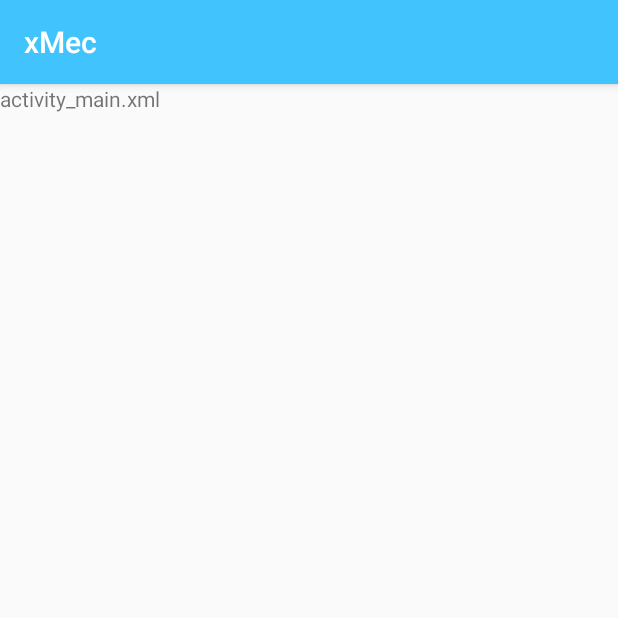
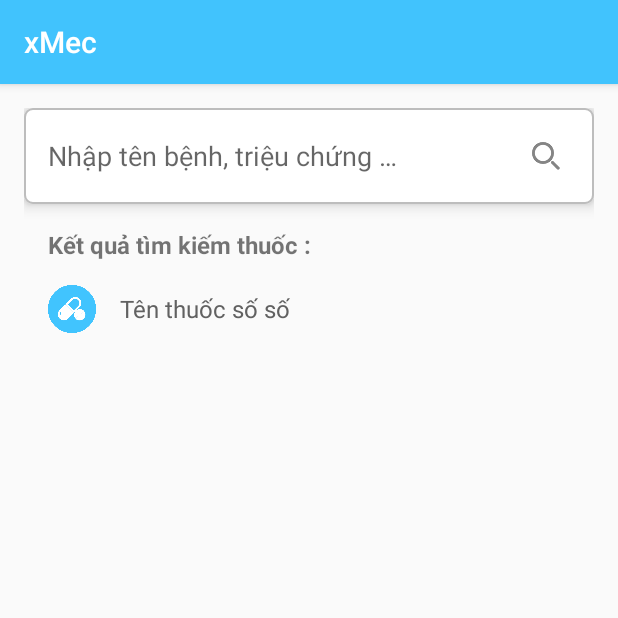
Before and after one commit to vihahb/xMec, an Android app: the fragment MedicineFragment shown on its own in the app's theme, on a phone screen of 412 x 824 dp, the top half of it. Run offline under Robolectric (Android 15) with nearby library versions, the phone set to English and light mode, and no system bars.

Commit message:
search mediacine fragment

```diff
--- a/app/src/main/AndroidManifest.xml
+++ b/app/src/main/AndroidManifest.xml
@@ -18,7 +18,7 @@
         android:supportsRtl="true"
         android:theme="@style/AppTheme">
         <activity
-            android:name=".xmec.views.activity.DiseaseDiagnosiActivity"
+            android:name=".xmec.views.activity.SplashScreen"
             android:theme="@style/NoACtionBar">
             <intent-filter>
                 <action android:name="android.intent.action.MAIN" />
@@ -57,7 +57,7 @@
             android:name=".xmec.views.activity.DetailDiseaseActivity"
             android:theme="@style/MaterialTab" />
         <activity
-            android:name=".xmec.views.activity.SplashScreen"
+            android:name=".xmec.views.activity.DiseaseDiagnosiActivity"
             android:theme="@style/HomeActivityTheme" />
         <activity android:name=".xmec.views.activity.DetailBodyPart"></activity>
     </application>
--- /dev/null
+++ b/app/src/main/java/com/xtelsolution/xmec/xmec/views/adapter/MedicineAdapter.java
@@ -0,0 +1,43 @@
+package com.xtelsolution.xmec.xmec.views.adapter;
+
+import android.app.Activity;
+import android.content.Context;
+import android.content.Intent;
+import android.support.v7.widget.RecyclerView;
+import android.view.LayoutInflater;
+import android.view.View;
+import android.view.ViewGroup;
+import android.widget.Toast;
+
+import com.xtelsolution.xmec.R;
+import com.xtelsolution.xmec.xmec.views.activity.DetailHospitalActivity;
+
+/**
+ * Created by phimau on 1/24/2017.
+ */
+
+public class MedicineAdapter extends RecyclerView.Adapter<MedicineAdapter.MedicineAdapterViewHolder> {
+
+    @Override
+    public MedicineAdapterViewHolder onCreateViewHolder(ViewGroup parent, int viewType) {
+        View view;
+        view = LayoutInflater.from(parent.getContext()).inflate(R.layout.item_mediacine,parent,false);
+        return  new MedicineAdapterViewHolder(view);
+    }
+
+    @Override
+    public void onBindViewHolder(MedicineAdapterViewHolder holder, int position) {
+
+    }
+
+    @Override
+    public int getItemCount() {
+        return 5;
+    }
+
+    class MedicineAdapterViewHolder extends RecyclerView.ViewHolder {
+        public MedicineAdapterViewHolder(View itemView) {
+            super(itemView);
+        }
+    }
+}
--- a/app/src/main/java/com/xtelsolution/xmec/xmec/views/fragment/MedicineFragment.java
+++ b/app/src/main/java/com/xtelsolution/xmec/xmec/views/fragment/MedicineFragment.java
@@ -3,20 +3,40 @@ package com.xtelsolution.xmec.xmec.views.fragment;
 import android.os.Bundle;
 import android.support.annotation.Nullable;
 import android.support.v4.app.Fragment;
+import android.support.v7.widget.LinearLayoutManager;
+import android.support.v7.widget.RecyclerView;
 import android.view.LayoutInflater;
 import android.view.View;
 import android.view.ViewGroup;
 
 import com.xtelsolution.xmec.R;
+import com.xtelsolution.xmec.xmec.views.adapter.MedicineAdapter;
 
 /**
  * Created by HUNGNT on 1/18/2017.
  */
 
 public class MedicineFragment extends Fragment {
+    private View view;
+    private RecyclerView rvResultFindMediacine;
+    private MedicineAdapter medicineAdapter;
     @Nullable
     @Override
     public View onCreateView(LayoutInflater inflater, ViewGroup container, Bundle savedInstanceState) {
-        return inflater.inflate(R.layout.activity_main, container, false);
+        if (view==null){
+            view= inflater.inflate(R.layout.fragment_find_medicine, container, false);
+            initview();
+            rvResultFindMediacine.setAdapter(medicineAdapter);
+            rvResultFindMediacine.setLayoutManager(new LinearLayoutManager(getContext()));
+            return view;
+        }
+        return view;
     }
+
+    private void initview() {
+        rvResultFindMediacine= (RecyclerView) view.findViewById(R.id.rvResultFindMediacine);
+        medicineAdapter = new MedicineAdapter();
+    }
+
+
 }
--- a/app/src/main/java/com/xtelsolution/xmec/xmec/views/fragment/SearchFragment.java
+++ b/app/src/main/java/com/xtelsolution/xmec/xmec/views/fragment/SearchFragment.java
@@ -1,5 +1,6 @@
 package com.xtelsolution.xmec.xmec.views.fragment;
 
+import android.content.Intent;
 import android.os.Bundle;
 import android.support.annotation.Nullable;
 import android.support.v4.app.Fragment;
@@ -8,8 +9,10 @@ import android.support.v7.widget.RecyclerView;
 import android.view.LayoutInflater;
 import android.view.View;
 import android.view.ViewGroup;
+import android.widget.Button;
 
 import com.xtelsolution.xmec.R;
+import com.xtelsolution.xmec.xmec.views.activity.DiseaseDiagnosiActivity;
 import com.xtelsolution.xmec.xmec.views.adapter.IllnessAdapter;
 import com.xtelsolution.xmec.xmec.views.adapter.NewsAdapter;
 import com.xtelsolution.xmec.xmec.views.smallviews.RecyclerViewMarginHorizontal;
@@ -22,6 +25,7 @@ public class SearchFragment extends Fragment {
 
     private RecyclerView rvResultFindNews;
     private RecyclerView rvResultFindIllness;
+    private Button btnDiseaseDiagnos;
 
     @Nullable
     @Override
@@ -34,6 +38,13 @@ public class SearchFragment extends Fragment {
         super.onViewCreated(view, savedInstanceState);
         initView();
         initRecyclerView();
+        btnDiseaseDiagnos.setOnClickListener(new View.OnClickListener() {
+            @Override
+            public void onClick(View view) {
+                Intent i = new Intent(getActivity(), DiseaseDiagnosiActivity.class);
+                getActivity().startActivity(i);
+            }
+        });
     }
 
     private void initRecyclerView() {
@@ -52,6 +63,7 @@ public class SearchFragment extends Fragment {
     private void initView() {
         rvResultFindNews = (RecyclerView) getActivity().findViewById(R.id.rvResultFindNews);
         rvResultFindIllness = (RecyclerView) getActivity().findViewById(R.id.rvResultFindIllnesses);
+        btnDiseaseDiagnos = (Button) getActivity().findViewById(R.id.btn_Disease_Dianosi);
 
     }
 }
--- /dev/null
+++ b/app/src/main/res/layout/fragment_find_medicine.xml
@@ -0,0 +1,66 @@
+<?xml version="1.0" encoding="utf-8"?>
+<LinearLayout xmlns:android="http://schemas.android.com/apk/res/android"
+    android:layout_width="match_parent"
+    android:layout_height="match_parent"
+    android:padding="16dp"
+    android:orientation="vertical">
+
+    <ScrollView
+        android:layout_width="match_parent"
+        android:fillViewport="true"
+        android:layout_height="match_parent">
+
+        <LinearLayout
+            android:layout_width="match_parent"
+            android:layout_height="match_parent"
+            android:orientation="vertical"
+            android:paddingBottom="16dp">
+
+            <EditText
+                android:id="@+id/etSearch"
+                android:layout_width="match_parent"
+                android:layout_height="wrap_content"
+                android:background="@drawable/bg_edittext_search"
+                android:drawableEnd="@drawable/ic_action_search"
+                android:hint="@string/search_placeholder_text"
+                android:imeOptions="actionSearch"
+                android:inputType="text"
+                android:lines="1"
+                android:elevation="6dp"
+                android:padding="16dp" />
+
+
+            <!--<TextView-->
+                <!--android:layout_width="wrap_content"-->
+                <!--android:layout_height="wrap_content"-->
+                <!--android:layout_marginStart="16dp"-->
+                <!--android:layout_marginTop="16dp"-->
+                <!--android:text="@string/result_search_news_text"-->
+                <!--android:textSize="16sp"-->
+                <!--android:textStyle="bold" />-->
+
+            <!--<android.support.v7.widget.RecyclerView-->
+                <!--android:id="@+id/rvResultFindNews"-->
+                <!--android:layout_width="match_parent"-->
+                <!--android:layout_height="wrap_content"-->
+                <!--android:layout_marginTop="16dp" />-->
+
+            <TextView
+                android:layout_width="wrap_content"
+                android:layout_height="wrap_content"
+                android:layout_marginStart="16dp"
+                android:layout_marginTop="16dp"
+                android:text="@string/result_search_mediacine_text"
+                android:textSize="16sp"
+                android:textStyle="bold" />
+
+            <android.support.v7.widget.RecyclerView
+                android:id="@+id/rvResultFindMediacine"
+                android:layout_width="match_parent"
+                android:layout_height="match_parent"
+                android:layout_marginTop="8dp" />
+
+        </LinearLayout>
+    </ScrollView>
+
+</LinearLayout>
--- a/app/src/main/res/layout/fragment_search.xml
+++ b/app/src/main/res/layout/fragment_search.xml
@@ -9,8 +9,8 @@
         android:layout_height="wrap_content"
         android:orientation="vertical"
         android:paddingBottom="16dp"
-        android:paddingStart="16dp"
-        android:paddingEnd="0dp">
+        android:paddingEnd="0dp"
+        android:paddingStart="16dp">
 
         <EditText
             android:id="@+id/etSearch"
@@ -19,13 +19,14 @@
             android:layout_marginEnd="16dp"
             android:background="@drawable/bg_edittext_search"
             android:drawableEnd="@drawable/ic_action_search"
+            android:hint="@string/search_placeholder_text"
+            android:imeOptions="actionSearch"
+            android:inputType="text"
             android:lines="1"
-            android:inputType="text"
-            android:imeOptions="actionSearch"
-            android:hint="@string/search_placeholder_text"
             android:padding="16dp" />
 
         <Button
+            android:id="@+id/btn_Disease_Dianosi"
             android:layout_width="match_parent"
             android:layout_height="wrap_content"
             android:layout_marginEnd="16dp"
--- /dev/null
+++ b/app/src/main/res/layout/item_mediacine.xml
@@ -0,0 +1,26 @@
+<?xml version="1.0" encoding="utf-8"?>
+<LinearLayout xmlns:android="http://schemas.android.com/apk/res/android"
+    android:layout_width="match_parent"
+    android:layout_height="match_parent"
+    android:orientation="horizontal">
+
+    <ImageView
+        android:id="@+id/imgIllnessAva"
+        android:layout_marginTop="8dp"
+        android:layout_marginBottom="8dp"
+        android:layout_marginStart="16dp"
+        android:layout_marginEnd="16dp"
+        android:layout_width="32dp"
+        android:layout_height="32dp"
+        android:src="@drawable/ic_nha_thuoc"/>
+
+    <TextView
+        android:id="@+id/tvIllnessName"
+        android:layout_width="match_parent"
+        android:layout_height="32dp"
+        android:layout_marginTop="8dp"
+        android:textSize="16sp"
+        android:textColor="@color/fistText"
+        android:gravity="center_vertical"
+        android:text="Tên thuốc số số"/>
+</LinearLayout>
--- a/app/src/main/res/values/strings.xml
+++ b/app/src/main/res/values/strings.xml
@@ -21,6 +21,7 @@
     <string name="text_introduce"><b>Giới thiệu chung: </b></string>
     <string name="result_search_news_text">Kết quả tìm kiếm bài viết…</string>
     <string name="result_search_illnesses_text">Kết quả tìm kiếm bài bệnh…</string>
+    <string name="result_search_mediacine_text">Kết quả tìm kiếm thuốc : </string>
     <string name="update_profile_text">Cập nhật thông tin</string>
     <string name="tong_hop">Tổng hợp</string>
     <string name="search_placeholder_text">Nhập tên bệnh, triệu chứng …</string>
```
